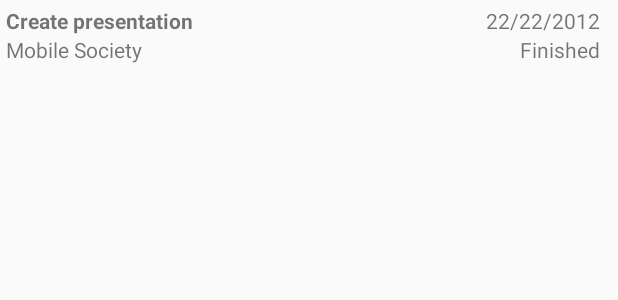
After one commit to Marcellis/HomeWork, an Android app: the layout widget_list_item.xml on its own in the app's theme, with its tools: preview values and no code run, on a phone screen of 412 x 824 dp. The commit adds this screen. Shown: the top 300 px of the screen. Run offline under Robolectric (Android 15) with nearby library versions, the phone set to English and light mode, and no system bars.

Commit message:
Added widget
- Added the widget with a listview
- Allowing threads on mainthread for the widget
- Added fields in the manifest
- Updated contentprovider AUTHORITY to the correct one
- Added widget update to homework modify

```diff
--- a/app/src/main/java/com/johnvandenberg/homework/database/AppDatabase.java
+++ b/app/src/main/java/com/johnvandenberg/homework/database/AppDatabase.java
@@ -21,9 +21,7 @@ public abstract class AppDatabase extends RoomDatabase {
     public static AppDatabase getInstance(Context context) {
         if( INSTANCE == null ) {
             INSTANCE = Room.databaseBuilder(context.getApplicationContext(), AppDatabase.class, "homework-database")
-                    // NEVER allow queries on the main thread.
-                    // That option is for testing only!
-//                    .allowMainThreadQueries()
+                    .allowMainThreadQueries()
                     .build();
         }
 
--- a/app/src/main/java/com/johnvandenberg/homework/database/provider/HomeworkProvider.java
+++ b/app/src/main/java/com/johnvandenberg/homework/database/provider/HomeworkProvider.java
@@ -18,7 +18,7 @@ import com.johnvandenberg.homework.database.entity.Homework;
 public class HomeworkProvider extends ContentProvider {
 
     /** The authority of this content provider. */
-    public static final String AUTHORITY = "com.example.android.contentprovidersample.provider";
+    public static final String AUTHORITY = "com.johnvandenberg.homework";
 
     /** The URI for the Cheese table. */
     public static final Uri URI_HOMEWORK = Uri.parse( "content://" + AUTHORITY + "/" + Homework.TABLE_NAME );
--- /dev/null
+++ b/app/src/main/res/layout/widget_list_item.xml
@@ -0,0 +1,65 @@
+<?xml version="1.0" encoding="utf-8"?>
+<LinearLayout xmlns:android="http://schemas.android.com/apk/res/android"
+    xmlns:app="http://schemas.android.com/apk/res-auto"
+    xmlns:tools="http://schemas.android.com/tools"
+    android:layout_width="match_parent"
+    android:layout_height="wrap_content"
+    android:orientation="horizontal"
+    android:padding="4dp">
+
+    <LinearLayout
+        android:layout_width="0dp"
+        android:layout_height="wrap_content"
+        android:layout_weight="1"
+        android:orientation="vertical">
+
+        <TextView
+            android:id="@+id/title"
+            android:layout_width="match_parent"
+            android:layout_height="wrap_content"
+            android:layout_marginEnd="8dp"
+            android:textStyle="bold"
+            app:layout_constraintEnd_toStartOf="@+id/date"
+            app:layout_constraintLeft_toLeftOf="parent"
+            app:layout_constraintTop_toTopOf="parent"
+            tools:text="Create presentation" />
+
+        <TextView
+            android:id="@+id/subject"
+            android:layout_width="match_parent"
+            android:layout_height="wrap_content"
+            android:layout_marginEnd="8dp"
+            app:layout_constraintEnd_toStartOf="@+id/date"
+            app:layout_constraintLeft_toLeftOf="parent"
+            app:layout_constraintTop_toBottomOf="@id/title"
+            tools:text="Mobile Society" />
+    </LinearLayout>
+
+    <LinearLayout
+        android:layout_width="0dp"
+        android:layout_height="wrap_content"
+        android:layout_weight="0.5"
+        android:orientation="vertical">
+
+        <TextView
+            android:id="@+id/date"
+            android:layout_width="match_parent"
+            android:layout_height="wrap_content"
+            android:layout_marginEnd="8dp"
+            android:gravity="end"
+            android:textAlignment="textEnd"
+            tools:text="22/22/2012" />
+
+        <TextView
+            android:id="@+id/finished"
+            android:layout_width="match_parent"
+            android:layout_height="wrap_content"
+            android:layout_marginEnd="8dp"
+            android:gravity="end"
+            android:text="@string/homework.finished.label"
+            android:textAlignment="textEnd"
+            android:visibility="visible" />
+
+    </LinearLayout>
+
+</LinearLayout>
--- a/app/src/main/res/values/strings.xml
+++ b/app/src/main/res/values/strings.xml
@@ -11,4 +11,6 @@
     <string name="error.subject.required">Homework subject is required</string>
     <string name="message.homework.saved">Homework saved.</string>
     <string name="message.homework.updated">Homework updated.</string>
+    <string name="empty_string">No results</string>
+    <string name="reload">Reload</string>
 </resources>
```
Also changed, not shown: app/src/main/AndroidManifest.xml (+18 -2 lines), app/src/main/java/com/johnvandenberg/homework/database/entity/Homework.java (+1 -6 lines), app/src/main/java/com/johnvandenberg/homework/ui/modify/HomeworkModifyActivity.java (+14 -0 lines), app/src/main/java/com/johnvandenberg/homework/widget/provider/ListProvider.java (added, +131 -0 lines), app/src/main/java/com/johnvandenberg/homework/widget/provider/WidgetProvider.java (added, +48 -0 lines), app/src/main/java/com/johnvandenberg/homework/widget/service/WidgetService.java (added, +14 -0 lines), app/src/main/res/layout/widget_layout.xml (added, +25 -0 lines), app/src/main/res/xml/widget_info.xml (added, +9 -0 lines).
